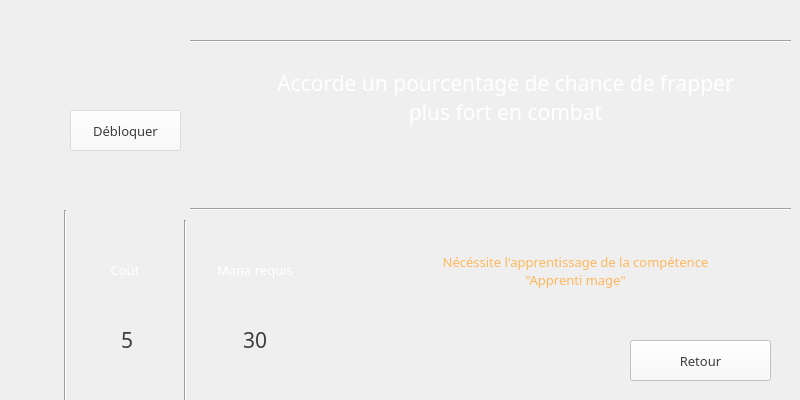
First picture: the form in Development/win_skillinfo.ui, repository AdrienBrune/House_of_fantasy, before the edit.
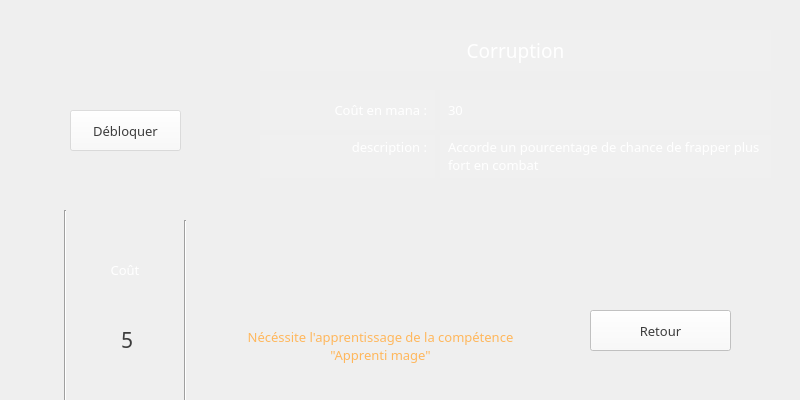
Second picture: the form after the edit. Icons and pictures are not drawn.

Commit message: Improve skill info appearence

The edit to the form file:
```diff
--- a/Development/win_skillinfo.ui
+++ b/Development/win_skillinfo.ui
@@ -144,8 +144,8 @@
   <widget class="QPushButton" name="buttonBack">
    <property name="geometry">
     <rect>
-     <x>630</x>
-     <y>340</y>
+     <x>590</x>
+     <y>310</y>
      <width>141</width>
      <height>41</height>
     </rect>
@@ -176,141 +176,13 @@
     <string>Retour</string>
    </property>
   </widget>
-  <widget class="QLabel" name="labelManaCost">
-   <property name="geometry">
-    <rect>
-     <x>200</x>
-     <y>255</y>
-     <width>110</width>
-     <height>30</height>
-    </rect>
-   </property>
-   <property name="font">
-    <font>
-     <family>MV Boli</family>
-     <pointsize>10</pointsize>
-    </font>
-   </property>
-   <property name="styleSheet">
-    <string notr="true">QLabel{
-	color:#FFFFFF;
-}</string>
-   </property>
-   <property name="text">
-    <string>Mana requis</string>
-   </property>
-   <property name="alignment">
-    <set>Qt::AlignCenter</set>
-   </property>
-   <property name="wordWrap">
-    <bool>true</bool>
-   </property>
-  </widget>
-  <widget class="QLabel" name="spellManaCost">
-   <property name="geometry">
-    <rect>
-     <x>215</x>
-     <y>300</y>
-     <width>80</width>
-     <height>80</height>
-    </rect>
-   </property>
-   <property name="font">
-    <font>
-     <family>HP Simplified</family>
-     <pointsize>16</pointsize>
-     <weight>50</weight>
-     <bold>false</bold>
-    </font>
-   </property>
-   <property name="styleSheet">
-    <string notr="true">QLabel{
-	border-image:url(:/graphicItems/manaField.png);
-	color:#3c3c3c;
-}</string>
-   </property>
-   <property name="text">
-    <string>30</string>
-   </property>
-   <property name="alignment">
-    <set>Qt::AlignCenter</set>
-   </property>
-  </widget>
-  <widget class="QWidget" name="layoutWidget">
-   <property name="geometry">
-    <rect>
-     <x>190</x>
-     <y>40</y>
-     <width>601</width>
-     <height>171</height>
-    </rect>
-   </property>
-   <layout class="QVBoxLayout" name="verticalLayout">
-    <property name="spacing">
-     <number>20</number>
-    </property>
-    <item>
-     <widget class="Line" name="line">
-      <property name="styleSheet">
-       <string notr="true">QLine{
-	color:#FFFFFF;
-}</string>
-      </property>
-      <property name="orientation">
-       <enum>Qt::Horizontal</enum>
-      </property>
-     </widget>
-    </item>
-    <item>
-     <widget class="QLabel" name="skillResume">
-      <property name="font">
-       <font>
-        <family>Papyrus</family>
-        <pointsize>16</pointsize>
-       </font>
-      </property>
-      <property name="styleSheet">
-       <string notr="true">QLabel{
-	padding-left:70px;
-	padding-right:40px;
-	color:#FFFFFF;
-}</string>
-      </property>
-      <property name="text">
-       <string>Accorde un pourcentage de chance de frapper plus fort en combat</string>
-      </property>
-      <property name="scaledContents">
-       <bool>false</bool>
-      </property>
-      <property name="alignment">
-       <set>Qt::AlignHCenter|Qt::AlignTop</set>
-      </property>
-      <property name="wordWrap">
-       <bool>true</bool>
-      </property>
-     </widget>
-    </item>
-    <item>
-     <widget class="Line" name="line_2">
-      <property name="styleSheet">
-       <string notr="true">QLine{
-	color:#FFFFFF;
-}</string>
-      </property>
-      <property name="orientation">
-       <enum>Qt::Horizontal</enum>
-      </property>
-     </widget>
-    </item>
-   </layout>
-  </widget>
   <widget class="QLabel" name="skillAddInfo">
    <property name="geometry">
     <rect>
-     <x>380</x>
-     <y>220</y>
-     <width>391</width>
-     <height>101</height>
+     <x>190</x>
+     <y>310</y>
+     <width>381</width>
+     <height>71</height>
     </rect>
    </property>
    <property name="font">
@@ -338,7 +210,264 @@
     <bool>true</bool>
    </property>
   </widget>
-  <zorder>layoutWidget</zorder>
+  <widget class="QLabel" name="skillName">
+   <property name="geometry">
+    <rect>
+     <x>260</x>
+     <y>30</y>
+     <width>511</width>
+     <height>41</height>
+    </rect>
+   </property>
+   <property name="font">
+    <font>
+     <family>Matura MT Script Capitals</family>
+     <pointsize>14</pointsize>
+    </font>
+   </property>
+   <property name="styleSheet">
+    <string notr="true">QLabel{
+	color:#FFFFFF;
+	background-color:rgba(250,250,250,20);
+}</string>
+   </property>
+   <property name="text">
+    <string>Corruption</string>
+   </property>
+   <property name="scaledContents">
+    <bool>false</bool>
+   </property>
+   <property name="alignment">
+    <set>Qt::AlignCenter</set>
+   </property>
+   <property name="wordWrap">
+    <bool>true</bool>
+   </property>
+  </widget>
+  <widget class="QWidget" name="verticalLayoutWidget">
+   <property name="geometry">
+    <rect>
+     <x>260</x>
+     <y>90</y>
+     <width>511</width>
+     <height>211</height>
+    </rect>
+   </property>
+   <layout class="QVBoxLayout" name="verticalLayout">
+    <property name="spacing">
+     <number>0</number>
+    </property>
+    <property name="bottomMargin">
+     <number>0</number>
+    </property>
+    <item>
+     <layout class="QGridLayout" name="gridLayout" rowstretch="0,0" columnstretch="0,0">
+      <property name="spacing">
+       <number>5</number>
+      </property>
+      <item row="0" column="1">
+       <widget class="QLabel" name="spellManaCost">
+        <property name="minimumSize">
+         <size>
+          <width>0</width>
+          <height>40</height>
+         </size>
+        </property>
+        <property name="maximumSize">
+         <size>
+          <width>16777215</width>
+          <height>40</height>
+         </size>
+        </property>
+        <property name="font">
+         <font>
+          <family>HP Simplified</family>
+          <pointsize>10</pointsize>
+          <weight>50</weight>
+          <bold>false</bold>
+         </font>
+        </property>
+        <property name="styleSheet">
+         <string notr="true">QLabel{
+	color:#FFFFFF;
+	background-color:rgba(250,250,250,20);
+	padding-left:5px;
+}</string>
+        </property>
+        <property name="text">
+         <string>30</string>
+        </property>
+        <property name="alignment">
+         <set>Qt::AlignLeading|Qt::AlignLeft|Qt::AlignVCenter</set>
+        </property>
+       </widget>
+      </item>
+      <item row="1" column="1">
+       <widget class="QLabel" name="skillResume">
+        <property name="font">
+         <font>
+          <family>MV Boli</family>
+          <pointsize>10</pointsize>
+         </font>
+        </property>
+        <property name="styleSheet">
+         <string notr="true">QLabel{
+	color:#FFFFFF;
+	background-color:rgba(250,250,250,20);
+	padding-left:5px;
+}</string>
+        </property>
+        <property name="text">
+         <string>Accorde un pourcentage de chance de frapper plus fort en combat</string>
+        </property>
+        <property name="scaledContents">
+         <bool>false</bool>
+        </property>
+        <property name="alignment">
+         <set>Qt::AlignLeading|Qt::AlignLeft|Qt::AlignTop</set>
+        </property>
+        <property name="wordWrap">
+         <bool>true</bool>
+        </property>
+       </widget>
+      </item>
+      <item row="1" column="0">
+       <widget class="QLabel" name="labelManaCost_2">
+        <property name="minimumSize">
+         <size>
+          <width>175</width>
+          <height>0</height>
+         </size>
+        </property>
+        <property name="maximumSize">
+         <size>
+          <width>175</width>
+          <height>16777215</height>
+         </size>
+        </property>
+        <property name="font">
+         <font>
+          <family>MV Boli</family>
+          <pointsize>10</pointsize>
+         </font>
+        </property>
+        <property name="styleSheet">
+         <string notr="true">QLabel{
+	color:#FFFFFF;
+	background-color:rgba(250,250,250,20);
+	padding-right:5px;
+}</string>
+        </property>
+        <property name="text">
+         <string>description :</string>
+        </property>
+        <property name="alignment">
+         <set>Qt::AlignRight|Qt::AlignTop|Qt::AlignTrailing</set>
+        </property>
+        <property name="wordWrap">
+         <bool>true</bool>
+        </property>
+       </widget>
+      </item>
+      <item row="0" column="0">
+       <layout class="QHBoxLayout" name="horizontalLayout">
+        <property name="spacing">
+         <number>0</number>
+        </property>
+        <item>
+         <widget class="QLabel" name="ManaCost_logo">
+          <property name="minimumSize">
+           <size>
+            <width>40</width>
+            <height>40</height>
+           </size>
+          </property>
+          <property name="maximumSize">
+           <size>
+            <width>40</width>
+            <height>40</height>
+           </size>
+          </property>
+          <property name="font">
+           <font>
+            <family>HP Simplified</family>
+            <pointsize>16</pointsize>
+            <weight>50</weight>
+            <bold>false</bold>
+           </font>
+          </property>
+          <property name="styleSheet">
+           <string notr="true">QLabel{
+	border-image:url(:/graphicItems/manaField.png);
+	color:#3c3c3c;
+	background-color:rgba(250,250,250,20);
+}</string>
+          </property>
+          <property name="text">
+           <string/>
+          </property>
+          <property name="alignment">
+           <set>Qt::AlignCenter</set>
+          </property>
+         </widget>
+        </item>
+        <item>
+         <widget class="QLabel" name="labelManaCost">
+          <property name="minimumSize">
+           <size>
+            <width>135</width>
+            <height>40</height>
+           </size>
+          </property>
+          <property name="maximumSize">
+           <size>
+            <width>135</width>
+            <height>40</height>
+           </size>
+          </property>
+          <property name="font">
+           <font>
+            <family>MV Boli</family>
+            <pointsize>10</pointsize>
+           </font>
+          </property>
+          <property name="styleSheet">
+           <string notr="true">QLabel{
+	color:#FFFFFF;
+	background-color:rgba(250,250,250,20);
+	padding-right:5px;
+}</string>
+          </property>
+          <property name="text">
+           <string>Coût en mana :</string>
+          </property>
+          <property name="alignment">
+           <set>Qt::AlignRight|Qt::AlignTrailing|Qt::AlignVCenter</set>
+          </property>
+          <property name="wordWrap">
+           <bool>true</bool>
+          </property>
+         </widget>
+        </item>
+       </layout>
+      </item>
+     </layout>
+    </item>
+    <item>
+     <spacer name="verticalSpacer">
+      <property name="orientation">
+       <enum>Qt::Vertical</enum>
+      </property>
+      <property name="sizeHint" stdset="0">
+       <size>
+        <width>20</width>
+        <height>40</height>
+       </size>
+      </property>
+     </spacer>
+    </item>
+   </layout>
+  </widget>
   <zorder>line_4</zorder>
   <zorder>line_3</zorder>
   <zorder>skillImage</zorder>
```
Left out of the diff: 4 changed lines with no effect on the pictures. The commit also changes 1 other file.
